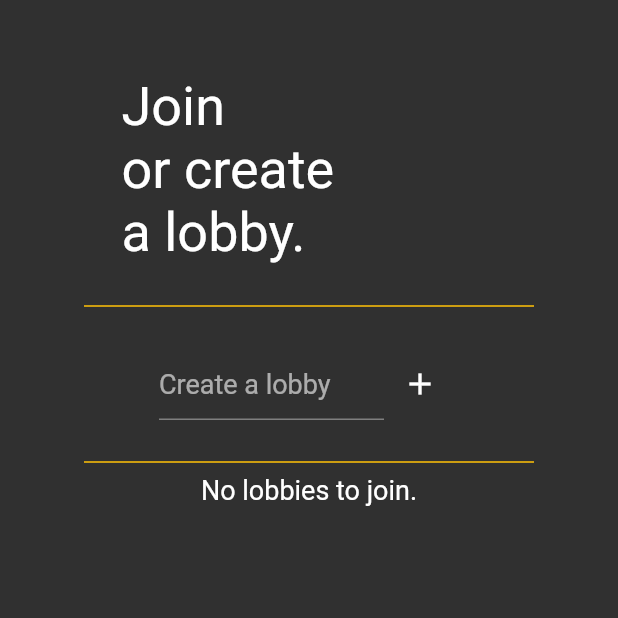
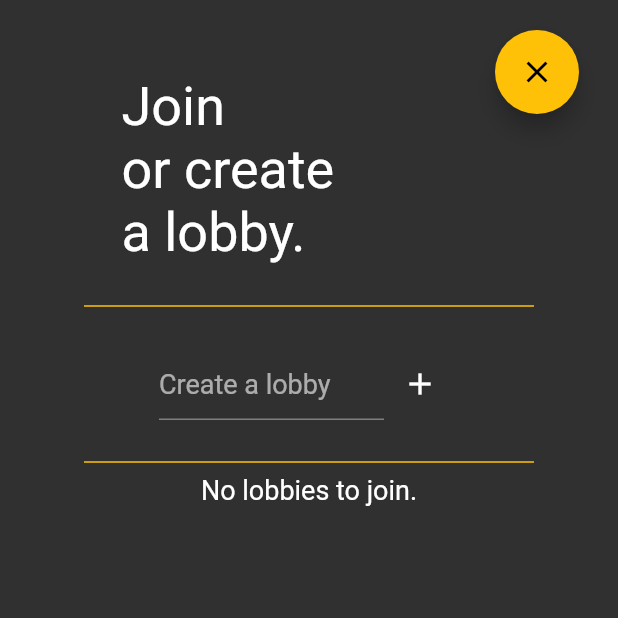
Before and after one commit to davidrgb/20-20-Questions, a Flutter app: the LobbyListScreen screen opened directly with empty values, on a phone screen of 412 x 824 dp, the top half of it. Run offline on Flutter 3.47's test engine with Material 2 defaults, Android fonts, the phone set to English and light mode, and no system bars; our stand-ins replace cloud_firestore, firebase_auth, firebase_core; accounts and stored records are empty.

Commit message:
Logout function added

```diff
--- a/lib/view/lobby_list_screen.dart
+++ b/lib/view/lobby_list_screen.dart
@@ -6,6 +6,7 @@ import 'package:twenty_twenty_questions/model/constant.dart';
 import 'package:twenty_twenty_questions/model/lobby.dart';
 import 'package:twenty_twenty_questions/model/player.dart';
 import 'package:twenty_twenty_questions/model/profile.dart';
+import 'package:twenty_twenty_questions/view/home_screen.dart';
 import 'package:twenty_twenty_questions/view/lobby_screen.dart';
 
 class LobbyListScreen extends StatefulWidget {
@@ -38,6 +39,18 @@ class _LobbyListScreenState extends State<LobbyListScreen> {
     return WillPopScope(
       onWillPop: () => Future.value(false),
       child: Scaffold(
+        floatingActionButton: Padding(
+          padding: const EdgeInsets.symmetric(
+            vertical: 20,
+            horizontal: 10,
+          ),
+          child: FloatingActionButton(
+            onPressed: controller.logOut,
+            backgroundColor: Colors.amber,
+            child: const Icon(Icons.close),
+          ),
+        ),
+        floatingActionButtonLocation: FloatingActionButtonLocation.endTop,
         body: SingleChildScrollView(
           child: Container(
             padding: const EdgeInsets.only(
@@ -283,4 +296,12 @@ class _Controller {
       },
     );
   }
+
+  void logOut() async {
+    auth.signOut();
+    await Navigator.pushNamed(
+      state.context,
+      HomeScreen.routeName,
+    );
+  }
 }
```
